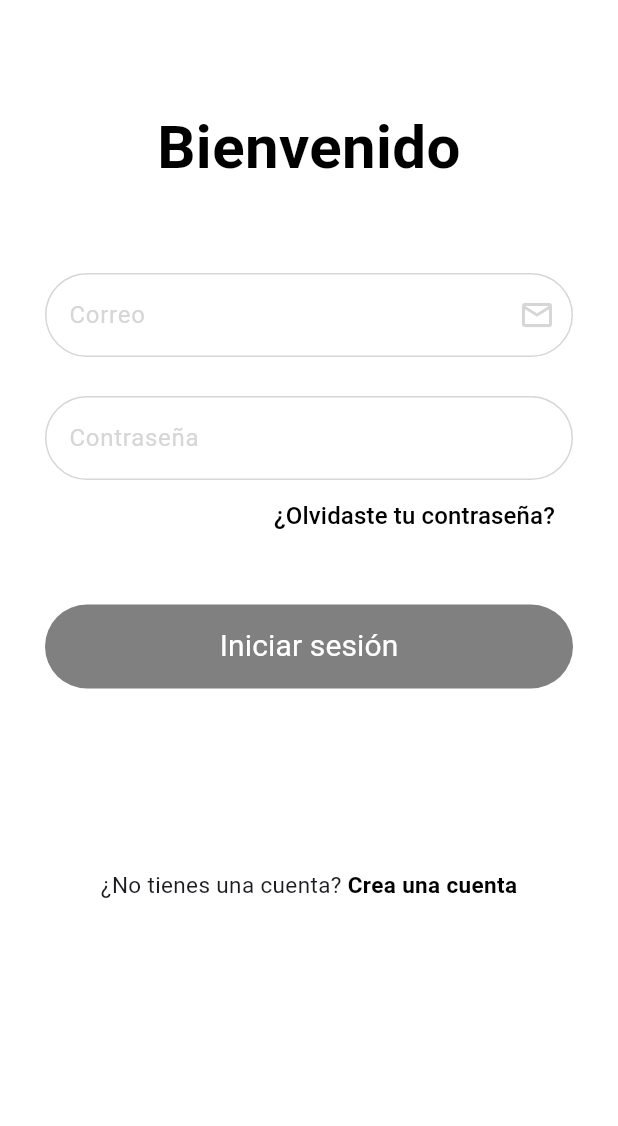
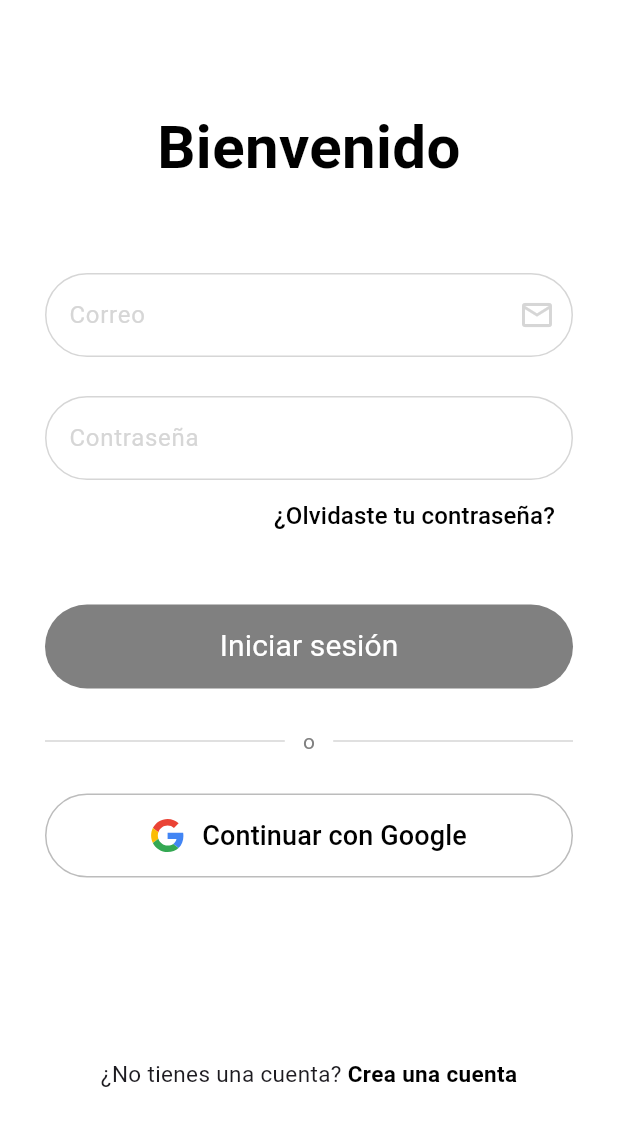
Before and after one commit to contrererick-ids/check-me-project, a Flutter app: the screen it shows after launch, on a phone screen of 412 x 824 dp. Shown: the top 1126 px of the screen. Run offline on Flutter 3.47's test engine with Material 3 defaults, Android fonts, the phone set to English and light mode, and no system bars; our stand-ins replace firebase_auth, firebase_core, flutter_svg, google_sign_in; accounts and stored records are empty.

Commit message:
Se añade el login con Google

```diff
--- a/lib/main.dart
+++ b/lib/main.dart
@@ -4,10 +4,13 @@ import 'package:proyecto_entrega1/screens/login.dart';
 import 'package:firebase_auth/firebase_auth.dart';
 import 'package:firebase_core/firebase_core.dart';
 import 'package:proyecto_entrega1/firebase_options.dart';
+import 'package:google_sign_in/google_sign_in.dart';
+import 'package:proyecto_entrega1/screens/nav.dart';
 
 void main() async {
   WidgetsFlutterBinding.ensureInitialized();
   await Firebase.initializeApp(options: DefaultFirebaseOptions.currentPlatform);
+  await GoogleSignIn.instance.initialize();
   await initializeDateFormatting('es', null);
   runApp(const MyApp());
 }
@@ -21,7 +24,21 @@ class MyApp extends StatelessWidget {
       theme: ThemeData(
         scaffoldBackgroundColor: const Color.fromARGB(255, 244, 239, 234),
       ),
-      home: LoginScreen(),
+      home: StreamBuilder<User?>(
+        stream: FirebaseAuth.instance.authStateChanges(),
+        builder: (context, snapshot) {
+          if (snapshot.connectionState == ConnectionState.waiting) {
+            return const Scaffold(
+              body: Center(child: CircularProgressIndicator()),
+            );
+          }
+          // si ya hay sesion iniciada, va directo a NavPage. si no, a LoginScreen
+          if (snapshot.hasData) {
+            return const NavPage();
+          }
+          return const LoginScreen();
+        },
+      ),
     );
   }
 }
--- a/lib/screens/login.dart
+++ b/lib/screens/login.dart
@@ -4,6 +4,18 @@ import 'register.dart';
 
 import 'package:proyecto_entrega1/screens/nav.dart';
 import 'package:firebase_auth/firebase_auth.dart';
+import 'package:google_sign_in/google_sign_in.dart';
+import 'package:flutter_svg/flutter_svg.dart';
+
+// svg del logo official de google
+const String _googleLogoSvg = '''
+<svg xmlns="http://www.w3.org/2000/svg" viewBox="0 0 48 48">
+  <path fill="#EA4335" d="M24 9.5c3.54 0 6.71 1.22 9.21 3.6l6.85-6.85C35.9 2.38 30.47 0 24 0 14.62 0 6.51 5.38 2.56 13.22l7.98 6.19C12.43 13.72 17.74 9.5 24 9.5z"/>
+  <path fill="#4285F4" d="M46.98 24.55c0-1.57-.15-3.09-.38-4.55H24v9.02h12.94c-.58 2.96-2.26 5.48-4.78 7.18l7.73 6c4.51-4.18 7.09-10.36 7.09-17.65z"/>
+  <path fill="#FBBC05" d="M10.53 28.59c-.48-1.45-.76-2.99-.76-4.59s.27-3.14.76-4.59l-7.98-6.19C.92 16.46 0 20.12 0 24c0 3.88.92 7.54 2.56 10.78l7.97-6.19z"/>
+  <path fill="#34A853" d="M24 48c6.48 0 11.93-2.13 15.89-5.81l-7.73-6c-2.15 1.45-4.92 2.3-8.16 2.3-6.26 0-11.57-4.22-13.47-9.91l-7.98 6.19C6.51 42.62 14.62 48 24 48z"/>
+</svg>
+''';
 
 class LoginScreen extends StatefulWidget {
   const LoginScreen({super.key});
@@ -16,6 +28,7 @@ class _LoginScreenState extends State<LoginScreen> {
   final _emailController = TextEditingController();
   final _passwordController = TextEditingController();
   bool _loading = false;
+  bool _loadingGoogle = false; // tenemos uno separado para que se vea la animacioncita solo en el boton de continuar con google si se usa google
 
   @override
   void dispose() {
@@ -57,6 +70,37 @@ class _LoginScreenState extends State<LoginScreen> {
       _mostrarMensaje(context, 'Ocurrio un error: $e');
     } finally {
       if (mounted) setState(() => _loading = false);
+    }
+  }
+
+  Future<void> _loginGoogle() async {
+    setState(() => _loadingGoogle = true);
+
+    try {
+      final cuenta = await GoogleSignIn.instance.authenticate();
+
+      final credential = GoogleAuthProvider.credential(
+        idToken: cuenta.authentication.idToken,
+      );
+
+      await FirebaseAuth.instance.signInWithCredential(credential);
+
+      if (!mounted) return;
+      Navigator.pushReplacement(
+        context,
+        MaterialPageRoute(builder: (context) => const NavPage()),
+      );
+    } on GoogleSignInException catch (e) {
+      if (!mounted) return;
+      // si el usuario cancela, no mostramos error
+      if (e.code != GoogleSignInExceptionCode.canceled) {
+        _mostrarMensaje(context, 'No se pudo iniciar sesion con Google.');
+      }
+    } on FirebaseAuthException catch (e) {
+      if (!mounted) return;
+      _mostrarMensaje(context, 'Ocurrio un error: $e');
+    } finally {
+      if (mounted) setState(() => _loadingGoogle = false);
     }
   }
 
@@ -158,7 +202,7 @@ class _LoginScreenState extends State<LoginScreen> {
             width: double.infinity,
             height: 56,
             child: ElevatedButton(
-              onPressed: _loading ? null : _login,
+              onPressed: (_loading || _loadingGoogle) ? null : _login, // esta condicion evita que toquemos el boton de iniciar sesion si ya tocamos el de continuar con google
               style: ElevatedButton.styleFrom(
                 backgroundColor: const Color(0xFF808080),
                 foregroundColor: Colors.white,
@@ -180,6 +224,61 @@ class _LoginScreenState extends State<LoginScreen> {
                         fontSize: 20,
                         fontWeight: FontWeight.normal,
                       ),
+                    ),
+            ),
+          ),
+
+          const SizedBox(height: 25),
+
+          const Row(
+            children: [
+              Expanded(child: Divider(color: Color(0xFFD6D6D6))),
+              Padding(
+                padding: EdgeInsets.symmetric(horizontal: 12),
+                child: Text('o', style: TextStyle(color: Color(0xFF808080))),
+              ),
+              Expanded(child: Divider(color: Color(0xFFD6D6D6))),
+            ],
+          ),
+
+          const SizedBox(height: 25),
+
+          // Boton de Google
+          SizedBox(
+            width: double.infinity,
+            height: 56,
+            child: OutlinedButton(
+              onPressed: (_loading || _loadingGoogle) ? null : _loginGoogle, // esta condicion evita que toquemos el boton de continuar con google si ya tocamos el de iniciar sesion
+              style: OutlinedButton.styleFrom(
+                foregroundColor: Colors.black,
+                side: const BorderSide(
+                  color: Color.fromARGB(255, 188, 188, 188),
+                ),
+                shape: const StadiumBorder(),
+              ),
+              child: _loadingGoogle
+                  ? const SizedBox(
+                      width: 24,
+                      height: 24,
+                      child: CircularProgressIndicator(
+                        strokeWidth: 2.5,
+                        color: Color.fromARGB(255, 103, 103, 103),
+                      ),
+                    )
+                  : Row(
+                      mainAxisAlignment: MainAxisAlignment.center,
+                      children: [
+                        SvgPicture.string(
+                          _googleLogoSvg,
+                          width: 22,
+                          height: 22,
+                        ),
+                        const SizedBox(width: 12),
+                        const Text(
+                          'Continuar con Google',
+                          style: TextStyle(fontSize: 18),
+                        ),
+                      ],
                     ),
             ),
           ),
--- a/lib/screens/profile.dart
+++ b/lib/screens/profile.dart
@@ -1,6 +1,7 @@
 import 'package:flutter/material.dart';
 import 'package:firebase_auth/firebase_auth.dart';
 import 'package:proyecto_entrega1/screens/login.dart';
+import 'package:google_sign_in/google_sign_in.dart';
 
 class PerfilScreen extends StatelessWidget {
   const PerfilScreen({super.key});
@@ -43,6 +44,7 @@ class PerfilScreen extends StatelessWidget {
 
     try {
       await FirebaseAuth.instance.signOut();
+      await GoogleSignIn.instance.signOut();
 
       if (!context.mounted) return;
       // quita todas las pantallas anteriores y regresa al login
--- a/pubspec.yaml
+++ b/pubspec.yaml
@@ -37,6 +37,8 @@ dependencies:
   intl: ^0.20.3
   firebase_core: ^5.1.0
   firebase_auth: ^7.0.1
+  google_sign_in: ^7.2.0
+  flutter_svg: ^2.3.2
 
 dev_dependencies:
   flutter_launcher_icons: ^0.14.4
```
Also changed, not shown: pubspec.lock, 2 other files.
